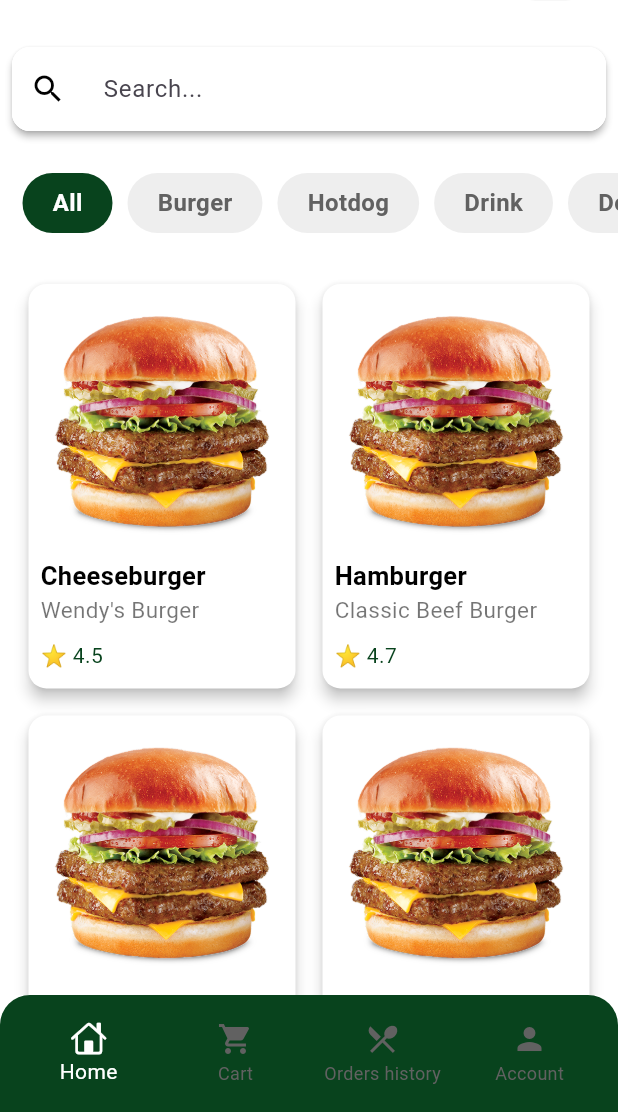
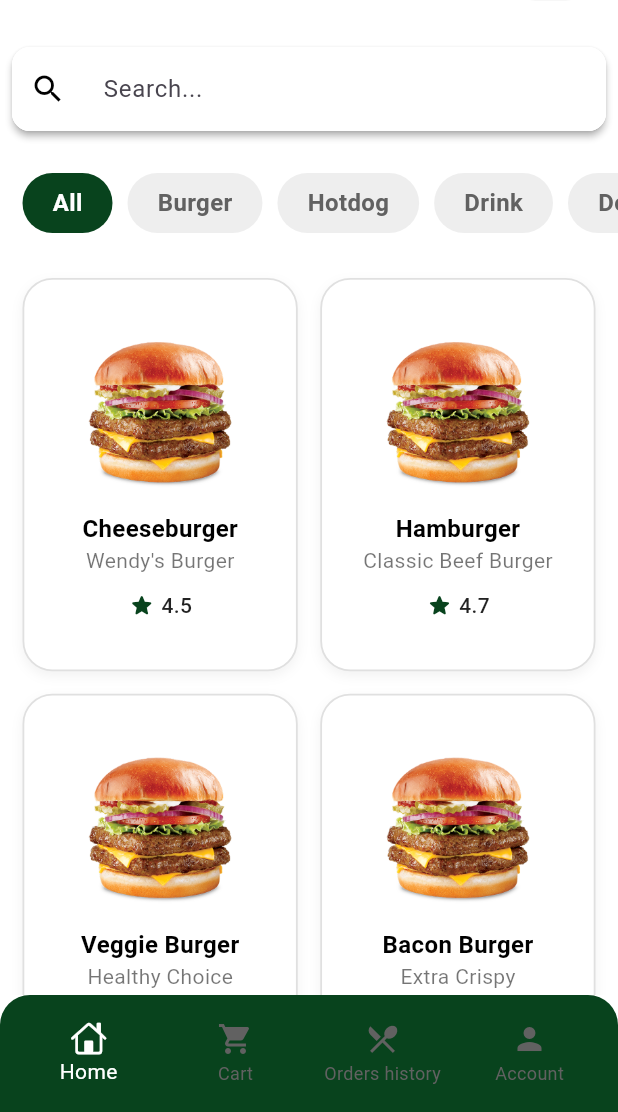
Before and after one commit to gaser911/DeliveryApp, a Flutter app: the screen it shows after launch, on a phone screen of 412 x 824 dp, the part 124-1236 px from its top. Run offline on Flutter 3.47's test engine with Material 3 defaults, Android fonts, the phone set to English and light mode, and no system bars; our stand-ins replace flutter_svg, gap, image_picker.

Commit message:
"change home item looks"

```diff
--- a/lib/features/home/view/home_view.dart
+++ b/lib/features/home/view/home_view.dart
@@ -20,45 +20,91 @@ class _HomeViewState extends State<HomeView> {
   List<String> category = ["All", "Burger", "Hotdog", "Drink", "Donut"];
   int selectedCategoryIndex = 0;
 
-  // Mock data for products
+  // Mock data for products - UPDATED with category and more items
   final List<Map<String, String>> products = [
     {
       'image': 'assets/images/item1.png',
       'name': 'Cheeseburger',
       'desc': 'Wendy\'s Burger',
       'rating': '4.5',
+      'category': 'Burger', // Added category
     },
     {
       'image': 'assets/images/item1.png',
       'name': 'Hamburger',
       'desc': 'Classic Beef Burger',
       'rating': '4.7',
+      'category': 'Burger', // Added category
     },
     {
       'image': 'assets/images/item1.png',
       'name': 'Veggie Burger',
       'desc': 'Healthy Choice',
       'rating': '4.3',
+      'category': 'Burger', // Added category
     },
     {
       'image': 'assets/images/item1.png',
       'name': 'Bacon Burger',
       'desc': 'Extra Crispy',
       'rating': '4.8',
+      'category': 'Burger', // Added category
+    },
+    // New items for other categories
+    {
+      'image': 'assets/images/bacon.png',
+      'name': 'Premium Hotdog',
+      'desc': 'Grilled Beef Hotdog',
+      'rating': '4.2',
+      'category': 'Hotdog',
     },
     {
-      'image': 'assets/images/item1.png',
-      'name': 'Double Burger',
-      'desc': 'Double Patty',
-      'rating': '4.6',
+      'image': 'assets/images/bacon.png',
+      'name': 'Spicy Hotdog',
+      'desc': 'Chili Cheese Hotdog',
+      'rating': '4.4',
+      'category': 'Hotdog',
     },
     {
-      'image': 'assets/images/item1.png',
-      'name': 'Chicken Burger',
-      'desc': 'Grilled Chicken',
-      'rating': '4.4',
+      'image': 'assets/images/coleslaw.png',
+      'name': 'Coca-Cola',
+      'desc': 'Refreshing Soda',
+      'rating': '4.6',
+      'category': 'Drink',
+    },
+    {
+      'image': 'assets/images/coleslaw.png',
+      'name': 'Sprite Lemon-Lime',
+      'desc': 'Zero Sugar Option',
+      'rating': '4.1',
+      'category': 'Drink',
+    },
+    {
+      'image': 'assets/images/onionrings.png',
+      'name': 'Chocolate Donut',
+      'desc': 'Sweet Treat',
+      'rating': '4.9',
+      'category': 'Donut',
+    },
+    {
+      'image': 'assets/images/onionrings.png',
+      'name': 'Glazed Donut',
+      'desc': 'Classic Glaze',
+      'rating': '4.5',
+      'category': 'Donut',
     },
   ];
+
+  // NEW: Filtered products getter
+  List<Map<String, String>> get filteredProducts {
+    if (selectedCategoryIndex == 0) {
+      return products; // 'All' category
+    }
+    final selectedCategory = category[selectedCategoryIndex];
+    return products
+        .where((product) => product['category'] == selectedCategory)
+        .toList();
+  }
 
   @override
   void initState() {
@@ -182,21 +228,21 @@ class _HomeViewState extends State<HomeView> {
 
                     const SliverToBoxAdapter(child: Gap(30)),
 
-                    // Product Grid
+                    // Product Grid - UPDATED to use filteredProducts
                     SliverPadding(
                       padding: const EdgeInsets.only(
                           right: 15, left: 15, bottom: 20),
                       sliver: SliverGrid.builder(
-                        itemCount: products.length,
+                        itemCount: filteredProducts.length, // Use filteredProducts
                         gridDelegate:
                             const SliverGridDelegateWithFixedCrossAxisCount(
                           crossAxisCount: 2,
-                          mainAxisSpacing: 10,
-                          crossAxisSpacing: 10,
-                          childAspectRatio: 0.67,
+                          mainAxisSpacing: 15,
+                          crossAxisSpacing: 15,
+                          childAspectRatio: 0.7,
                         ),
                         itemBuilder: (context, index) {
-                          final product = products[index];
+                          final product = filteredProducts[index]; // Use filteredProducts
                           return GestureDetector(
                             onTap: () {
                               Navigator.pushNamed(
--- a/lib/features/home/widget/card_item.dart
+++ b/lib/features/home/widget/card_item.dart
@@ -4,11 +4,14 @@ import 'package:food_app/shared/custom_text.dart';
 import 'package:gap/gap.dart';
 
 class CardItem extends StatelessWidget {
-  const CardItem({super.key,
-  required this.image,
-  required this.name,
-  required this.desc,
-   required this.rating});
+  const CardItem({
+    super.key,
+    required this.image,
+    required this.name,
+    required this.desc,
+    required this.rating,
+  });
+
   final String image;
   final String name;
   final String desc;
@@ -16,28 +19,74 @@ class CardItem extends StatelessWidget {
 
   @override
   Widget build(BuildContext context) {
-    return   Card(
+    return Container(
+      decoration: BoxDecoration(
+        color: Colors.white,
+        borderRadius: BorderRadius.circular(20),
+        border: Border.all(
+          color: Colors.grey.shade300, // ✅ Soft clean border
+          width: 1.2,
+        ),
+        boxShadow: [
+          BoxShadow(
+            color: Colors.black.withOpacity(0.05),
+            blurRadius: 6,
+            offset: const Offset(0, 3),
+          )
+        ],
+      ),
+      child: Padding(
+        padding: const EdgeInsets.symmetric(horizontal: 12, vertical: 15),
+        child: Column(
+          mainAxisAlignment: MainAxisAlignment.center,
+          children: [
+            // ✅ Product Image
+            Image.asset(
+              image,
+              width: 110,
+              height: 110,
+              fit: BoxFit.contain,
+            ),
+            const Gap(12),
 
-              color: Colors.white ,
-              elevation: 4,
+            // ✅ Name
+            CustomText(
+              text: name,
+              fontWeight: FontWeight.w600,
+              color: Colors.black,
+              size: 16,
+            ),
 
-              child:  Padding(
-                padding: const EdgeInsets.all(8.0),
-                child: Column(
-                  crossAxisAlignment: CrossAxisAlignment.start,
-                children: [
-                  Image.asset(image, width: 180 ,),
-                  const Gap(10),
-                   CustomText(text: name ,fontWeight: FontWeight.bold,color: Colors.black,size: 17,),
-                   CustomText(text: desc,size: 15,color: Colors.black54),
-                  const Gap(10),
-                   CustomText(text: "⭐ $rating",color: Appcolors.primary,),
+            // ✅ Description
+            CustomText(
+              text: desc,
+              size: 14,
+              color: Colors.black54,
+            ),
 
+            const Gap(10),
 
-                ],
+            // ✅ Rating with star
+            Row(
+              mainAxisAlignment: MainAxisAlignment.center,
+              children: [
+                Icon(
+                  Icons.star_rounded,
+                  color: Appcolors.primary,
+                  size: 18,
                 ),
-              ),
-
-            );
+                const Gap(4),
+                CustomText(
+                  text: rating,
+                  color: Colors.black87,
+                  size: 14,
+                  fontWeight: FontWeight.w500,
+                ),
+              ],
+            ),
+          ],
+        ),
+      ),
+    );
   }
 }
```
